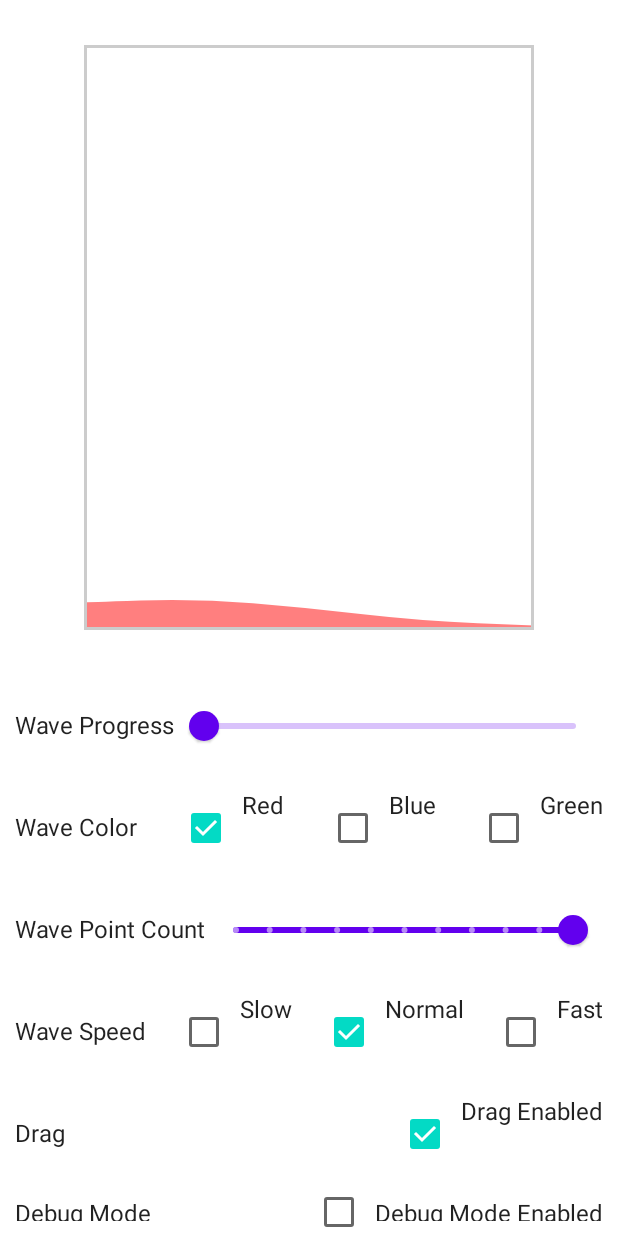
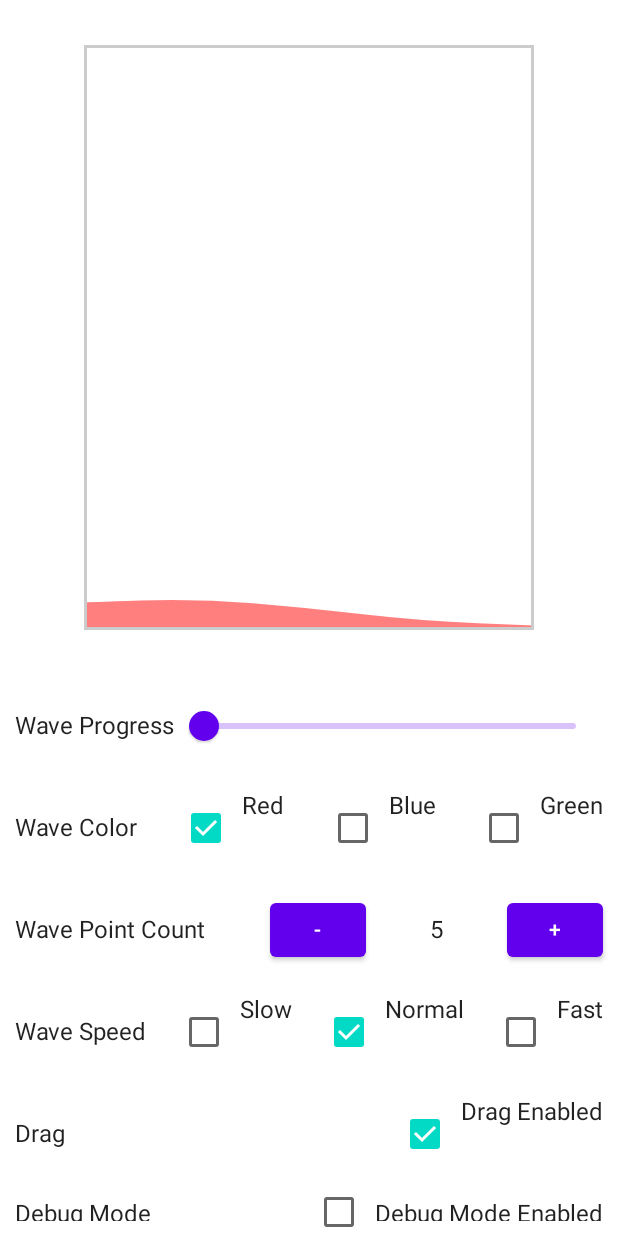
Before and after one commit to neo1125/Wave, an Android app built with Jetpack Compose: the screen it shows after launch (MainActivity), on a phone screen of 412 x 824 dp. Run offline under Robolectric (Android 15) with nearby library versions, the phone set to English and light mode, and no system bars.

Commit message:
update wave option item

```diff
--- a/app/src/main/java/com/neo/wave/sample/ui/view/OptionScreen.kt
+++ b/app/src/main/java/com/neo/wave/sample/ui/view/OptionScreen.kt
@@ -1,8 +1,13 @@
 package com.neo.wave.sample.ui.view
 
+import androidx.compose.animation.animateColorAsState
+import androidx.compose.animation.core.FastOutSlowInEasing
+import androidx.compose.animation.core.tween
 import androidx.compose.foundation.border
 import androidx.compose.foundation.layout.*
+import androidx.compose.material.Button
 import androidx.compose.material.Slider
+import androidx.compose.material.Text
 import androidx.compose.runtime.Composable
 import androidx.compose.runtime.mutableStateOf
 import androidx.compose.runtime.*
@@ -29,7 +34,7 @@ fun OptionScreen(
     )
     var progress by remember { mutableStateOf(0f) }
     var waveColor by remember { mutableStateOf(colors.first()) }
-    var wavePointCount by remember { mutableStateOf(5f) }
+    var wavePointCount by remember { mutableStateOf(5) }
     var waveSpeed by remember { mutableStateOf(WaveSpeed.NORMAL) }
     var isDrag by remember { mutableStateOf(true) }
     var isDebugMode by remember { mutableStateOf(false) }
@@ -45,8 +50,14 @@ fun OptionScreen(
                 .size(width = 300.dp, height = 450.dp)
                 .padding(vertical = 30.dp)
                 .border(width = 2.dp, color = Color.LightGray),
-            //wavePointCount = wavePointCount.toInt(),
-            waveColor = waveColor,
+            wavePointCount = wavePointCount,
+            waveColor = animateColorAsState(
+                targetValue = waveColor,
+                animationSpec = tween(
+                    durationMillis = 1500,
+                    easing = FastOutSlowInEasing
+                )
+            ).value,
             waveSpeed = waveSpeed,
             progress = progress,
             dragEnabled = isDrag,
@@ -96,14 +107,23 @@ fun OptionScreen(
             }
 
             OptionControl(text = "Wave Point Count") {
-                Slider(
-                    modifier = Modifier.padding(horizontal = 10.dp),
-                    value = wavePointCount,
-                    steps = 9,
-                    onValueChange = {
-                        wavePointCount = it
+                Button(onClick = {
+                    if (wavePointCount > 3) {
+                        wavePointCount -= 1
                     }
-                )
+                }) {
+                    Text("-")
+                }
+
+                Text("$wavePointCount")
+
+                Button(onClick = {
+                    if (wavePointCount < 30) {
+                        wavePointCount += 1
+                    }
+                }) {
+                    Text("+")
+                }
             }
 
             OptionControl(text = "Wave Speed") {
```
